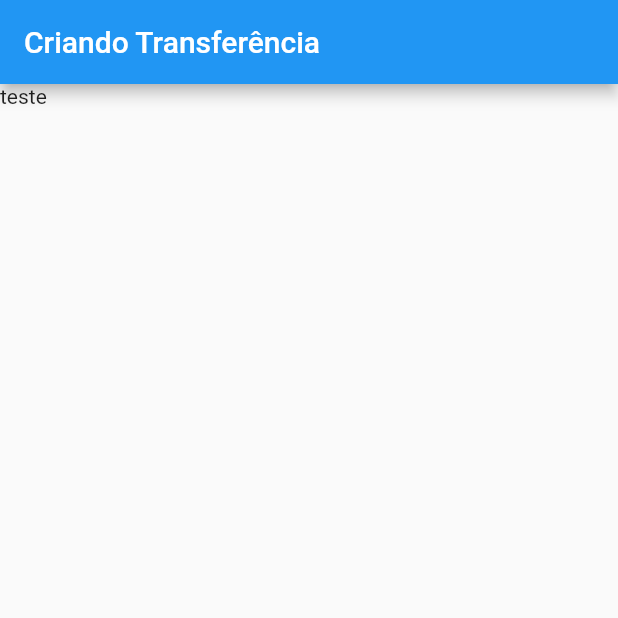
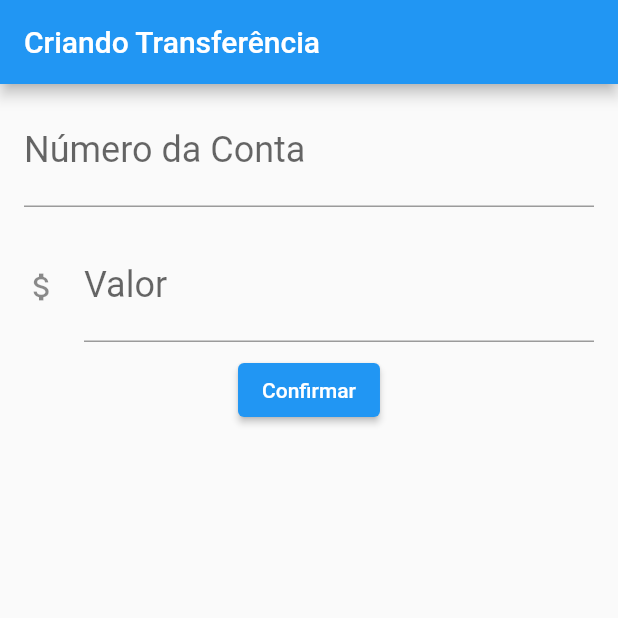
Before and after one commit to Paulo-E-F-Fernandes/treinamento-flutter, a Flutter app: the screen it shows after launch, on a phone screen of 412 x 824 dp, the top half of it. Run offline on Flutter 3.47's test engine with Material 2 defaults, Android fonts, the phone set to English and light mode, and no system bars.

Commit message:
Versão 004.001

```diff
--- a/bytebank/lib/main.dart
+++ b/bytebank/lib/main.dart
@@ -23,7 +23,41 @@
   Widget build(BuildContext context) {
     return Scaffold(
       appBar: AppBar(title: const Text('Criando Transferência')),
-      body: const Text('teste'),
+      body: Column(
+        children: [
+          const Padding(
+            padding: EdgeInsets.fromLTRB(16.0, 8.0, 16.0, 8.0),
+            child: TextField(
+              style: TextStyle(
+                fontSize: 24.0,
+              ),
+              decoration: InputDecoration(
+                labelText: 'Número da Conta',
+                hintText: '00000',
+              ),
+              keyboardType: TextInputType.number,
+            ),
+          ),
+          const Padding(
+            padding: EdgeInsets.fromLTRB(16.0, 8.0, 16.0, 8.0),
+            child: TextField(
+              style: TextStyle(
+                fontSize: 24.0,
+              ),
+              decoration: InputDecoration(
+                icon: Icon(Icons.attach_money),
+                labelText: 'Valor',
+                hintText: '0.00',
+              ),
+              keyboardType: TextInputType.number,
+            ),
+          ),
+          ElevatedButton(
+            onPressed: () => print('Teste 2'),
+            child: const Text('Confirmar'),
+          ),
+        ],
+      ),
     );
   }
 }
```
